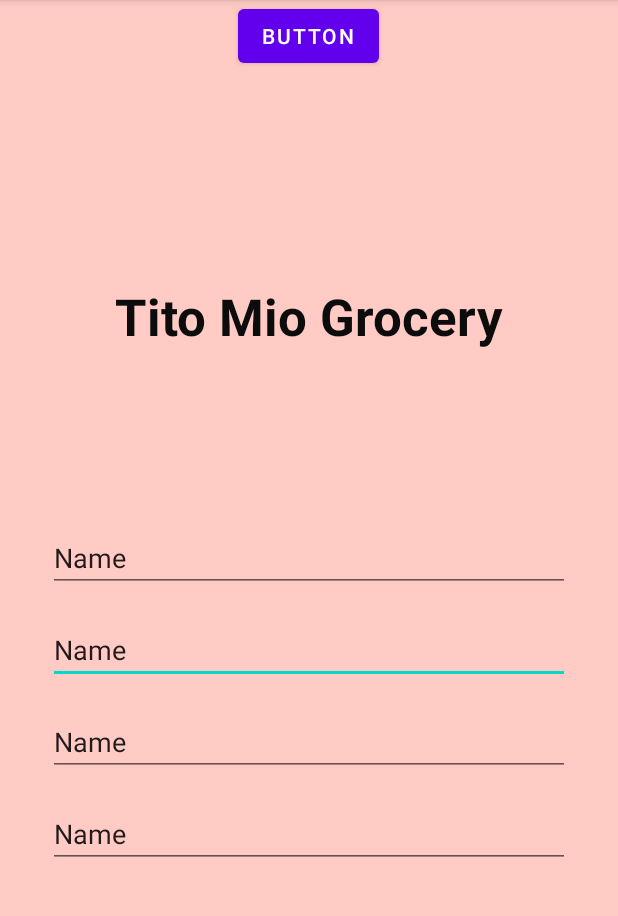
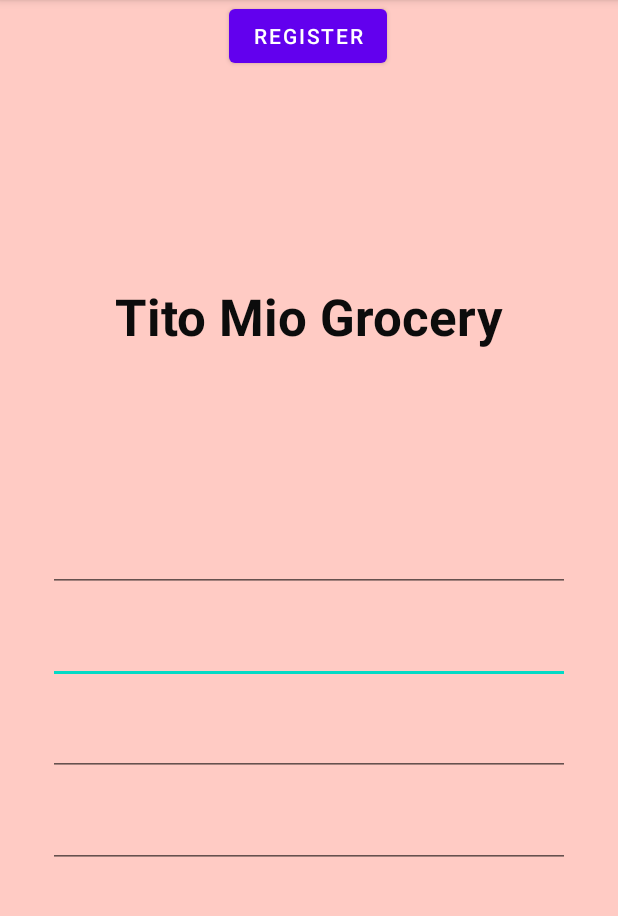
Before and after one commit to EMC1010/GroceryAppActivity3, an Android app: the RegisterActivity screen opened directly, with no data from a screen before it, on a phone screen of 412 x 824 dp, the part 84-1000 px from its top. Run offline under Robolectric (Android 15) with nearby library versions, the phone set to English and light mode, and no system bars.

Commit message:
GroceryApp-Activity3(Week7)

```diff
--- a/app/src/main/res/layout/activity_register.xml
+++ b/app/src/main/res/layout/activity_register.xml
@@ -14,7 +14,6 @@
         android:layout_marginTop="16dp"
         android:ems="10"
         android:inputType="textPersonName"
-        android:text="Name"
         app:layout_constraintEnd_toEndOf="@+id/inputUsername"
         app:layout_constraintHorizontal_bias="0.497"
         app:layout_constraintStart_toStartOf="@+id/inputUsername"
@@ -27,7 +26,6 @@
         android:layout_marginTop="16dp"
         android:ems="10"
         android:inputType="textPersonName"
-        android:text="Name"
         app:layout_constraintEnd_toEndOf="@+id/inputEmail"
         app:layout_constraintHorizontal_bias="0.497"
         app:layout_constraintStart_toStartOf="@+id/inputEmail"
@@ -40,7 +38,6 @@
         android:layout_marginTop="16dp"
         android:ems="10"
         android:inputType="textPersonName"
-        android:text="Name"
         app:layout_constraintEnd_toEndOf="@+id/inputPassword"
         app:layout_constraintHorizontal_bias="0.497"
         app:layout_constraintStart_toStartOf="@+id/inputPassword"
@@ -69,17 +66,16 @@
         android:layout_marginEnd="32dp"
         android:ems="10"
         android:inputType="textPersonName"
-        android:text="Name"
         app:layout_constraintEnd_toEndOf="parent"
         app:layout_constraintHorizontal_bias="0.0"
         app:layout_constraintStart_toStartOf="parent"
         app:layout_constraintTop_toBottomOf="@+id/textView" />
 
     <Button
-        android:id="@+id/button"
+        android:id="@+id/btnRegister"
         android:layout_width="wrap_content"
         android:layout_height="wrap_content"
-        android:text="Button"
+        android:text="Register"
         app:layout_constraintEnd_toEndOf="@+id/inputConfirmPassword"
         app:layout_constraintHorizontal_bias="0.498"
         app:layout_constraintStart_toStartOf="@+id/inputConfirmPassword"
```
